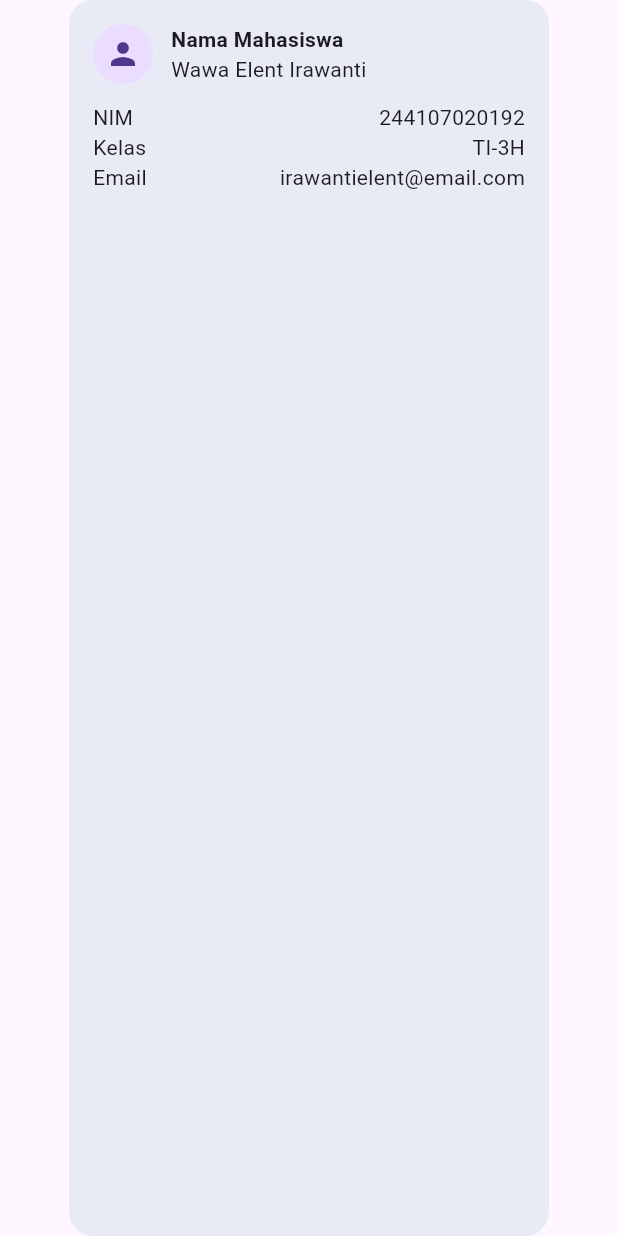
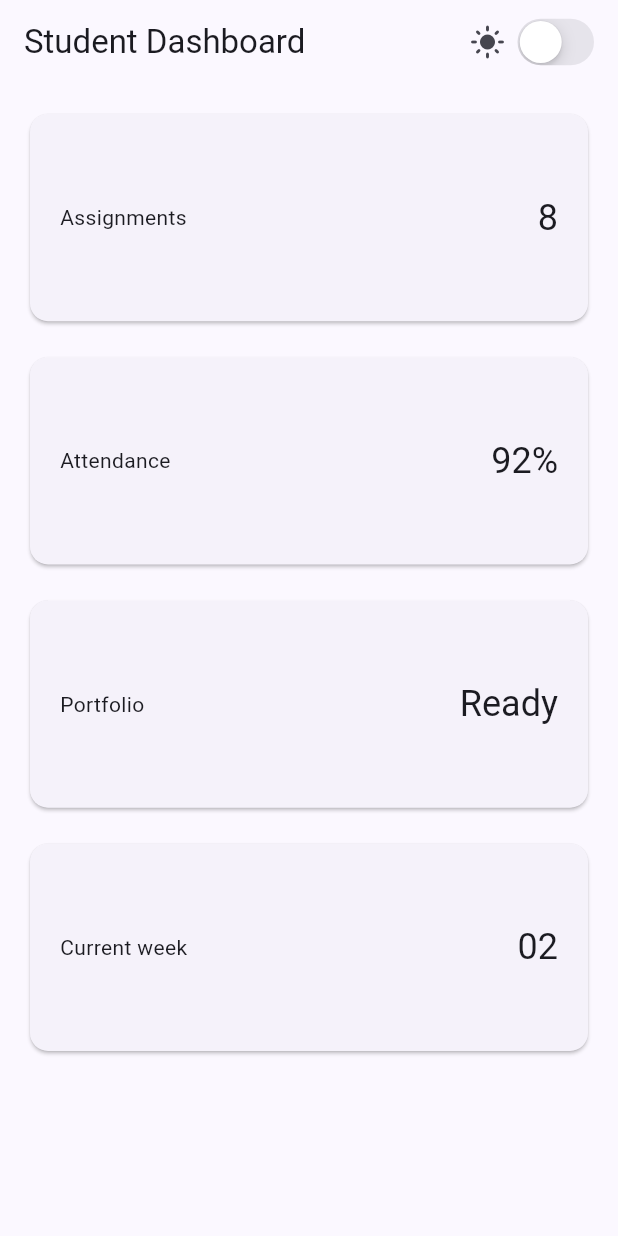
Before and after one commit to wawaelenti/244107020192-mobile-course, a Flutter app: the screen it shows after launch, on a phone screen of 412 x 824 dp. Run offline on Flutter 3.47's test engine with Material 3 defaults, Android fonts, the phone set to English and light mode, and no system bars.

Commit message:
feat(week2): add Praktikum: dashboard responsif

```diff
--- a/02-week-2-declarative-ui-responsive-design/responsive_dashboard/lib/main.dart
+++ b/02-week-2-declarative-ui-responsive-design/responsive_dashboard/lib/main.dart
@@ -1,73 +1,104 @@
 import 'package:flutter/material.dart';
+import 'package:flutter/cupertino.dart';
 
-void main() => runApp(const ProfileApp());
+void main() => runApp(const DashboardApp());
 
-class ProfileApp extends StatelessWidget {
-  const ProfileApp({super.key});
+class DashboardApp extends StatefulWidget {
+  const DashboardApp({super.key});
+
+  @override
+  State<DashboardApp> createState() => _DashboardAppState();
+}
+
+class _DashboardAppState extends State<DashboardApp> {
+  bool isDark = false;
 
   @override
   Widget build(BuildContext context) {
-    return const MaterialApp(
+    return MaterialApp(
       debugShowCheckedModeBanner: false,
-      home: Scaffold(body: Center(child: ProfileCard())),
+      theme: ThemeData(useMaterial3: true, colorSchemeSeed: Colors.indigo),
+      darkTheme: ThemeData(
+        useMaterial3: true,
+        brightness: Brightness.dark,
+        colorSchemeSeed: Colors.indigo,
+      ),
+      themeMode: ThemeMode.system,
+      home: DashboardPage(
+        isDark: isDark,
+        onDarkChanged: (value) => setState(() => isDark = value),
+      ),
     );
   }
 }
 
-class ProfileCard extends StatelessWidget {
-  const ProfileCard({super.key});
+class DashboardPage extends StatelessWidget {
+  const DashboardPage({
+    required this.isDark,
+    required this.onDarkChanged,
+    super.key,
+  });
+  final bool isDark;
+  final ValueChanged<bool> onDarkChanged;
 
   @override
   Widget build(BuildContext context) {
-    return Container(
-      width: 320,
-      padding: const EdgeInsets.all(16),
-      decoration: BoxDecoration(
-        color: Colors.indigo.shade50,
-        borderRadius: BorderRadius.circular(16),
-      ),
-      child: Column(
-        mainAxisSize: MainAxisSize.max,
-        children: [
+    return Scaffold(
+      appBar: AppBar(
+        title: const Text('Student Dashboard'),
+        actions: [
           Row(
             children: [
-              const CircleAvatar(child: Icon(Icons.person)),
+              Icon(isDark ? Icons.dark_mode : Icons.light_mode),
+              const SizedBox(width: 4),
+              CupertinoSwitch(value: isDark, onChanged: onDarkChanged),
               const SizedBox(width: 12),
-              Expanded(
-                child: Column(
-                  crossAxisAlignment: CrossAxisAlignment.start,
-                  children: const [
-                    Text(
-                      'Nama Mahasiswa',
-                      style: TextStyle(fontWeight: FontWeight.bold),
-                    ),
-                    Text('Wawa Elent Irawanti'),
-                  ],
-                ),
-              ),
-            ],
-          ),
-          const SizedBox(height: 12),
-          const Row(
-            children: [
-              Expanded(child: Text('NIM')),
-              Text('244107020192'),
-            ],
-          ),
-          const Row(
-            children: [
-              Expanded(child: Text('Kelas')),
-              Text('TI-3H'),
-            ],
-          ),
-          const Row(
-            children: [
-              Expanded(child: Text('Email')),
-              Text('irawantielent@email.com'),
             ],
           ),
         ],
       ),
+      body: LayoutBuilder(
+        builder: (context, constraints) {
+          final columns = constraints.maxWidth >= 500 ? 2 : 1;
+          return GridView.count(
+            padding: const EdgeInsets.all(16),
+            crossAxisCount: columns,
+            crossAxisSpacing: 16,
+            mainAxisSpacing: 16,
+            childAspectRatio: 2.6,
+            children: const [
+              DashboardCard(title: 'Assignments', value: '8'),
+              DashboardCard(title: 'Attendance', value: '92%'),
+              DashboardCard(title: 'Portfolio', value: 'Ready'),
+              DashboardCard(title: 'Current week', value: '02'),
+            ],
+          );
+        },
+      ),
     );
   }
 }
+
+class DashboardCard extends StatelessWidget {
+  const DashboardCard({required this.title, required this.value, super.key});
+  final String title;
+  final String value;
+
+  @override
+  Widget build(BuildContext context) {
+    return Semantics(
+      label: '$title, nilai $value',
+      child: Card(
+        child: Padding(
+          padding: const EdgeInsets.all(20),
+          child: Row(
+            children: [
+              Expanded(child: Text(title)),
+              Text(value, style: Theme.of(context).textTheme.headlineSmall),
+            ],
+          ),
+        ),
+      ),
+    );
+  }
+}
```
Also changed, not shown: 5 other files.
